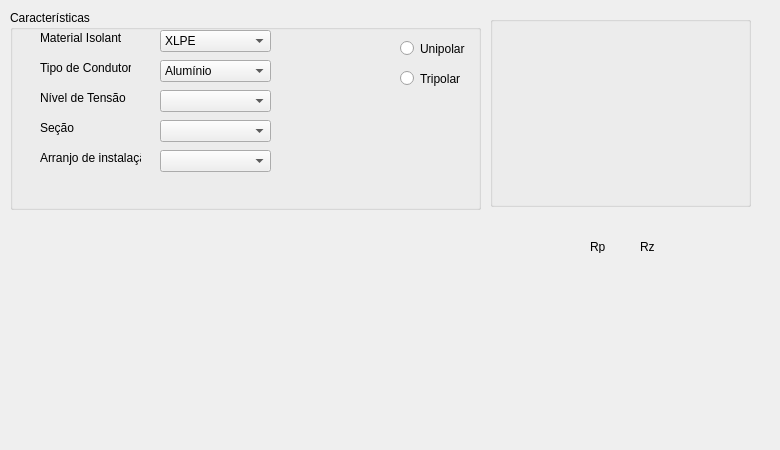
First picture: the form in Condutores TESTE.ui, repository araujo-nca/App-Equipamentos, before the edit.
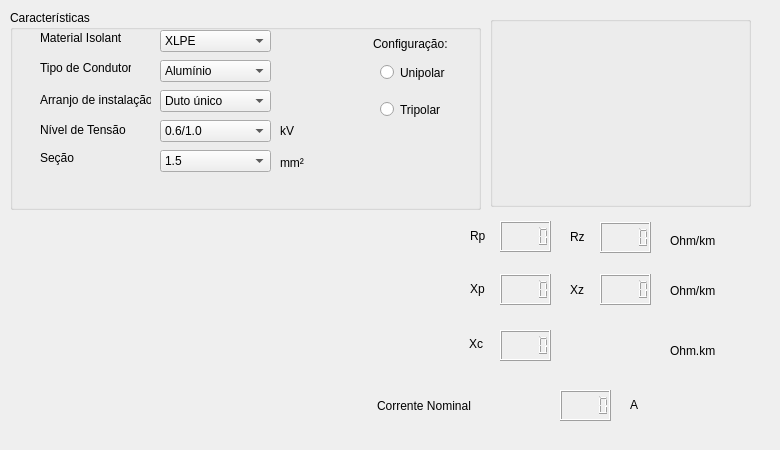
Second picture: the form after the edit. Icons and pictures are not drawn.

Diff of the .ui file:
```diff
--- a/Condutores TESTE.ui
+++ b/Condutores TESTE.ui
@@ -61,19 +61,6 @@
     <property name="title">
      <string>Características</string>
     </property>
-    <widget class="QLabel" name="label_4">
-     <property name="geometry">
-      <rect>
-       <x>30</x>
-       <y>80</y>
-       <width>91</width>
-       <height>16</height>
-      </rect>
-     </property>
-     <property name="text">
-      <string>Nível de Tensão</string>
-     </property>
-    </widget>
     <widget class="QLabel" name="label_3">
      <property name="geometry">
       <rect>
@@ -154,18 +141,43 @@
        <height>22</height>
       </rect>
      </property>
+     <item>
+      <property name="text">
+       <string>Duto único</string>
+      </property>
+     </item>
+     <item>
+      <property name="text">
+       <string>Ao ar livre</string>
+      </property>
+     </item>
+     <item>
+      <property name="text">
+       <string>Dir. enterrado</string>
+      </property>
+     </item>
+     <item>
+      <property name="text">
+       <string>Canaleta</string>
+      </property>
+     </item>
+     <item>
+      <property name="text">
+       <string>Eletroduto</string>
+      </property>
+     </item>
     </widget>
     <widget class="QLabel" name="label_5">
      <property name="geometry">
       <rect>
        <x>30</x>
-       <y>110</y>
-       <width>91</width>
+       <y>82</y>
+       <width>111</width>
        <height>16</height>
       </rect>
      </property>
      <property name="text">
-      <string>Seção</string>
+      <string>Arranjo de instalação</string>
      </property>
     </widget>
     <widget class="QComboBox" name="comboBox_4">
@@ -177,6 +189,21 @@
        <height>22</height>
       </rect>
      </property>
+     <item>
+      <property name="text">
+       <string>0.6/1.0</string>
+      </property>
+     </item>
+     <item>
+      <property name="text">
+       <string>8.7/15</string>
+      </property>
+     </item>
+     <item>
+      <property name="text">
+       <string>20/35</string>
+      </property>
+     </item>
     </widget>
     <widget class="QComboBox" name="comboBox_5">
      <property name="geometry">
@@ -187,6 +214,96 @@
        <height>22</height>
       </rect>
      </property>
+     <item>
+      <property name="text">
+       <string>1.5</string>
+      </property>
+     </item>
+     <item>
+      <property name="text">
+       <string>2.5</string>
+      </property>
+     </item>
+     <item>
+      <property name="text">
+       <string>4</string>
+      </property>
+     </item>
+     <item>
+      <property name="text">
+       <string>6</string>
+      </property>
+     </item>
+     <item>
+      <property name="text">
+       <string>10</string>
+      </property>
+     </item>
+     <item>
+      <property name="text">
+       <string>16</string>
+      </property>
+     </item>
+     <item>
+      <property name="text">
+       <string>25</string>
+      </property>
+     </item>
+     <item>
+      <property name="text">
+       <string>35</string>
+      </property>
+     </item>
+     <item>
+      <property name="text">
+       <string>50</string>
+      </property>
+     </item>
+     <item>
+      <property name="text">
+       <string>70</string>
+      </property>
+     </item>
+     <item>
+      <property name="text">
+       <string>95</string>
+      </property>
+     </item>
+     <item>
+      <property name="text">
+       <string>120</string>
+      </property>
+     </item>
+     <item>
+      <property name="text">
+       <string>150</string>
+      </property>
+     </item>
+     <item>
+      <property name="text">
+       <string>185</string>
+      </property>
+     </item>
+     <item>
+      <property name="text">
+       <string>240</string>
+      </property>
+     </item>
+     <item>
+      <property name="text">
+       <string>300</string>
+      </property>
+     </item>
+     <item>
+      <property name="text">
+       <string>400</string>
+      </property>
+     </item>
+     <item>
+      <property name="text">
+       <string>500</string>
+      </property>
+     </item>
     </widget>
     <widget class="QLabel" name="label_7">
      <property name="geometry">
@@ -198,14 +315,14 @@
       </rect>
      </property>
      <property name="text">
-      <string>Arranjo de instalação</string>
+      <string>Seção</string>
      </property>
     </widget>
     <widget class="QRadioButton" name="radioButton">
      <property name="geometry">
       <rect>
-       <x>390</x>
-       <y>30</y>
+       <x>370</x>
+       <y>54</y>
        <width>82</width>
        <height>17</height>
       </rect>
@@ -217,8 +334,8 @@
     <widget class="QRadioButton" name="radioButton_2">
      <property name="geometry">
       <rect>
-       <x>390</x>
-       <y>60</y>
+       <x>370</x>
+       <y>91</y>
        <width>82</width>
        <height>17</height>
       </rect>
@@ -227,6 +344,54 @@
       <string>Tripolar</string>
      </property>
     </widget>
+    <widget class="QLabel" name="label_21">
+     <property name="geometry">
+      <rect>
+       <x>270</x>
+       <y>142</y>
+       <width>111</width>
+       <height>21</height>
+      </rect>
+     </property>
+     <property name="styleSheet">
+      <string notr="true">font: 10pt &quot;MS Shell Dlg 2&quot;;</string>
+     </property>
+     <property name="text">
+      <string>mm²</string>
+     </property>
+    </widget>
+    <widget class="QLabel" name="label_22">
+     <property name="geometry">
+      <rect>
+       <x>270</x>
+       <y>110</y>
+       <width>111</width>
+       <height>21</height>
+      </rect>
+     </property>
+     <property name="styleSheet">
+      <string notr="true">font: 10pt &quot;MS Shell Dlg 2&quot;;</string>
+     </property>
+     <property name="text">
+      <string>kV</string>
+     </property>
+    </widget>
+    <widget class="QLabel" name="label_23">
+     <property name="geometry">
+      <rect>
+       <x>363</x>
+       <y>23</y>
+       <width>91</width>
+       <height>21</height>
+      </rect>
+     </property>
+     <property name="styleSheet">
+      <string notr="true">font: 10pt &quot;MS Shell Dlg 2&quot;;</string>
+     </property>
+     <property name="text">
+      <string>Configuração:</string>
+     </property>
+    </widget>
    </widget>
    <widget class="QGroupBox" name="groupBox">
     <property name="geometry">
@@ -263,8 +428,8 @@
    <widget class="QLabel" name="label_8">
     <property name="geometry">
      <rect>
-      <x>470</x>
-      <y>200</y>
+      <x>360</x>
+      <y>190</y>
       <width>111</width>
       <height>91</height>
      </rect>
@@ -282,8 +447,8 @@
    <widget class="QLabel" name="label_9">
     <property name="geometry">
      <rect>
-      <x>466</x>
-      <y>240</y>
+      <x>356</x>
+      <y>230</y>
       <width>121</width>
       <height>120</height>
      </rect>
@@ -301,8 +466,8 @@
    <widget class="QLabel" name="label_10">
     <property name="geometry">
      <rect>
-      <x>480</x>
-      <y>330</y>
+      <x>370</x>
+      <y>320</y>
       <width>91</width>
       <height>51</height>
      </rect>
@@ -320,12 +485,15 @@
    <widget class="QLabel" name="label_11">
     <property name="geometry">
      <rect>
-      <x>590</x>
-      <y>240</y>
-      <width>47</width>
-      <height>13</height>
+      <x>470</x>
+      <y>220</y>
+      <width>61</width>
+      <height>31</height>
      </rect>
     </property>
+    <property name="styleSheet">
+     <string notr="true">font: 16pt &quot;MS Shell Dlg 2&quot;;</string>
+    </property>
     <property name="text">
      <string>Rp</string>
     </property>
@@ -333,16 +501,220 @@
    <widget class="QLabel" name="label_12">
     <property name="geometry">
      <rect>
-      <x>640</x>
-      <y>240</y>
-      <width>47</width>
-      <height>13</height>
+      <x>570</x>
+      <y>226</y>
+      <width>51</width>
+      <height>21</height>
      </rect>
     </property>
+    <property name="styleSheet">
+     <string notr="true">font: 16pt &quot;MS Shell Dlg 2&quot;;</string>
+    </property>
     <property name="text">
      <string>Rz</string>
     </property>
    </widget>
+   <widget class="QLabel" name="label_13">
+    <property name="geometry">
+     <rect>
+      <x>470</x>
+      <y>273</y>
+      <width>61</width>
+      <height>31</height>
+     </rect>
+    </property>
+    <property name="styleSheet">
+     <string notr="true">font: 16pt &quot;MS Shell Dlg 2&quot;;</string>
+    </property>
+    <property name="text">
+     <string>Xp</string>
+    </property>
+   </widget>
+   <widget class="QLabel" name="label_14">
+    <property name="geometry">
+     <rect>
+      <x>570</x>
+      <y>279</y>
+      <width>51</width>
+      <height>21</height>
+     </rect>
+    </property>
+    <property name="styleSheet">
+     <string notr="true">font: 16pt &quot;MS Shell Dlg 2&quot;;</string>
+    </property>
+    <property name="text">
+     <string>Xz</string>
+    </property>
+   </widget>
+   <widget class="QLabel" name="label_15">
+    <property name="geometry">
+     <rect>
+      <x>469</x>
+      <y>328</y>
+      <width>61</width>
+      <height>31</height>
+     </rect>
+    </property>
+    <property name="styleSheet">
+     <string notr="true">font: 16pt &quot;MS Shell Dlg 2&quot;;</string>
+    </property>
+    <property name="text">
+     <string>Xc</string>
+    </property>
+   </widget>
+   <widget class="QLabel" name="label_16">
+    <property name="geometry">
+     <rect>
+      <x>670</x>
+      <y>230</y>
+      <width>111</width>
+      <height>21</height>
+     </rect>
+    </property>
+    <property name="styleSheet">
+     <string notr="true">font: 10pt &quot;MS Shell Dlg 2&quot;;</string>
+    </property>
+    <property name="text">
+     <string>Ohm/km</string>
+    </property>
+   </widget>
+   <widget class="QLCDNumber" name="lcd_Rp">
+    <property name="geometry">
+     <rect>
+      <x>500</x>
+      <y>221</y>
+      <width>51</width>
+      <height>31</height>
+     </rect>
+    </property>
+   </widget>
+   <widget class="QLCDNumber" name="lcd_Rz">
+    <property name="geometry">
+     <rect>
+      <x>600</x>
+      <y>222</y>
+      <width>51</width>
+      <height>31</height>
+     </rect>
+    </property>
+   </widget>
+   <widget class="QLCDNumber" name="lcd_Xp">
+    <property name="geometry">
+     <rect>
+      <x>500</x>
+      <y>274</y>
+      <width>51</width>
+      <height>31</height>
+     </rect>
+    </property>
+   </widget>
+   <widget class="QLCDNumber" name="lcd_Xz">
+    <property name="geometry">
+     <rect>
+      <x>600</x>
+      <y>274</y>
+      <width>51</width>
+      <height>31</height>
+     </rect>
+    </property>
+   </widget>
+   <widget class="QLabel" name="label_17">
+    <property name="geometry">
+     <rect>
+      <x>670</x>
+      <y>280</y>
+      <width>111</width>
+      <height>21</height>
+     </rect>
+    </property>
+    <property name="styleSheet">
+     <string notr="true">font: 10pt &quot;MS Shell Dlg 2&quot;;</string>
+    </property>
+    <property name="text">
+     <string>Ohm/km</string>
+    </property>
+   </widget>
+   <widget class="QLabel" name="label_18">
+    <property name="geometry">
+     <rect>
+      <x>670</x>
+      <y>340</y>
+      <width>111</width>
+      <height>21</height>
+     </rect>
+    </property>
+    <property name="styleSheet">
+     <string notr="true">font: 10pt &quot;MS Shell Dlg 2&quot;;</string>
+    </property>
+    <property name="text">
+     <string>Ohm.km</string>
+    </property>
+   </widget>
+   <widget class="QLCDNumber" name="lcd_Xc">
+    <property name="geometry">
+     <rect>
+      <x>500</x>
+      <y>330</y>
+      <width>51</width>
+      <height>31</height>
+     </rect>
+    </property>
+   </widget>
+   <widget class="QLabel" name="label_19">
+    <property name="geometry">
+     <rect>
+      <x>377</x>
+      <y>390</y>
+      <width>221</width>
+      <height>31</height>
+     </rect>
+    </property>
+    <property name="styleSheet">
+     <string notr="true">font: 16pt &quot;MS Shell Dlg 2&quot;;</string>
+    </property>
+    <property name="text">
+     <string>Corrente Nominal</string>
+    </property>
+   </widget>
+   <widget class="QLCDNumber" name="lcd_Xc_2">
+    <property name="geometry">
+     <rect>
+      <x>560</x>
+      <y>390</y>
+      <width>51</width>
+      <height>31</height>
+     </rect>
+    </property>
+   </widget>
+   <widget class="QLabel" name="label_20">
+    <property name="geometry">
+     <rect>
+      <x>630</x>
+      <y>394</y>
+      <width>111</width>
+      <height>21</height>
+     </rect>
+    </property>
+    <property name="styleSheet">
+     <string notr="true">font: 10pt &quot;MS Shell Dlg 2&quot;;</string>
+    </property>
+    <property name="text">
+     <string>A</string>
+    </property>
+   </widget>
+   <widget class="QLabel" name="label_4">
+    <property name="geometry">
+     <rect>
+      <x>40</x>
+      <y>122</y>
+      <width>91</width>
+      <height>16</height>
+     </rect>
+    </property>
+    <property name="text">
+     <string>Nível de Tensão</string>
+    </property>
+   </widget>
   </widget>
  </widget>
  <resources/>
```
